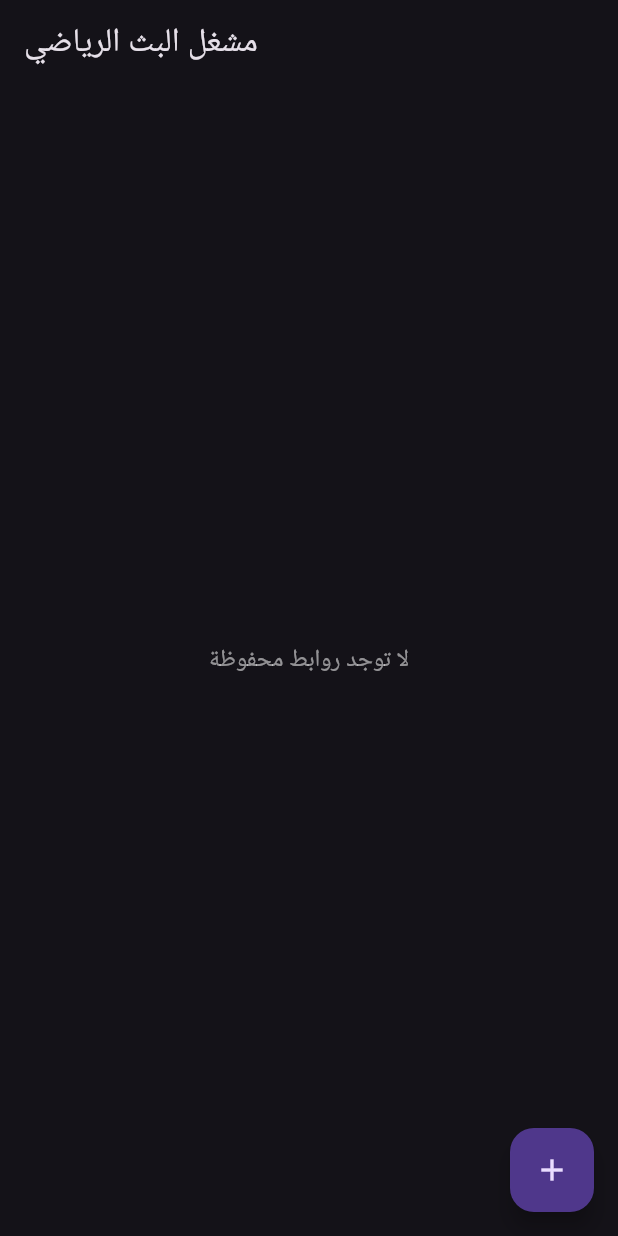
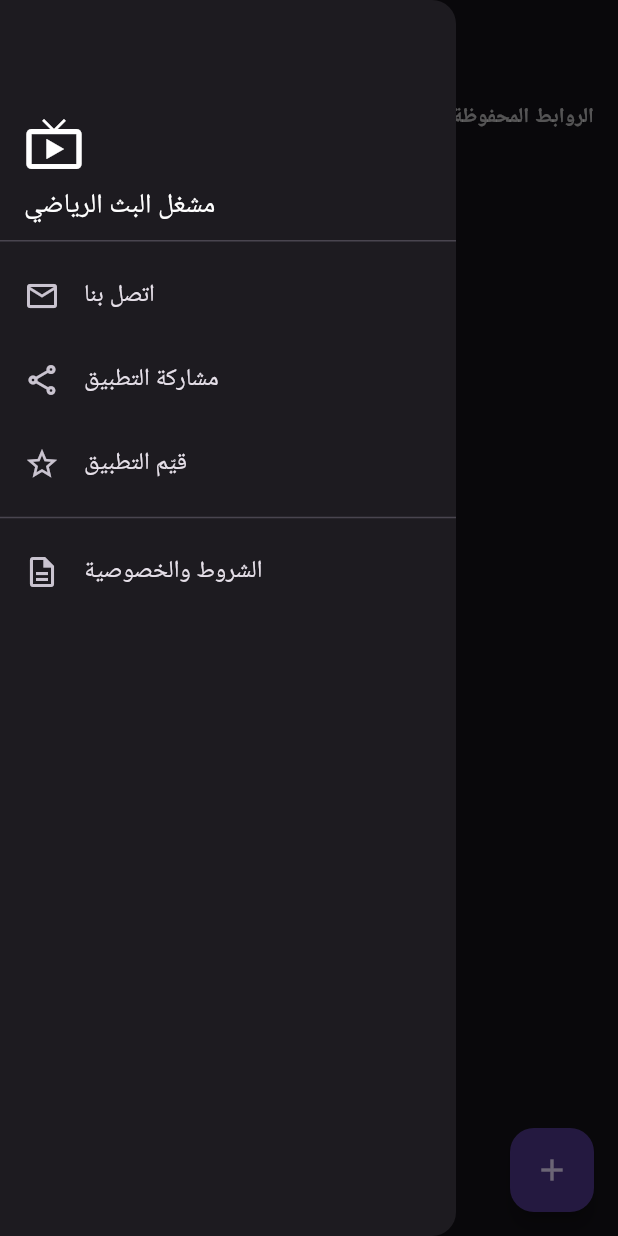
Before and after one commit to midoalhashmi-ux/sports_player, a Flutter app: the screen it shows after launch, with the side drawer open (before the commit the screen has no drawer), on a phone screen of 412 x 824 dp. Run offline on Flutter 3.47's test engine with Material 3 defaults, Android fonts, the phone set to English and light mode, and no system bars; drawn by our look-alikes of google_mobile_ads; our stand-ins replace app_links, cloud_firestore, cloud_functions, firebase_core, share_plus, shared_preferences and 2 more; missing offline and left inert: image_gallery_saver_plus, youtube_explode_dart; accounts and stored records are empty; network calls fail.

Commit message:
Add files via upload

```diff
--- a/lib/screens/home_screen.dart
+++ b/lib/screens/home_screen.dart
@@ -1,8 +1,18 @@
+import 'package:cloud_firestore/cloud_firestore.dart';
 import 'package:flutter/material.dart';
+import 'package:google_mobile_ads/google_mobile_ads.dart';
+import 'package:share_plus/share_plus.dart';
+import 'package:url_launcher/url_launcher.dart';
 
+import '../services/ad_service.dart';
 import '../services/saved_link_service.dart';
 import 'add_url_screen.dart';
+import 'contact_screen.dart';
+import 'terms_privacy_screen.dart';
 import 'watch_screen.dart';
+
+const _fallbackStoreUrl =
+    'https://play.google.com/store/apps/details?id=com.midoalhashmi.zoltrastream';
 
 class HomeScreen extends StatefulWidget {
   const HomeScreen({super.key});
@@ -14,11 +24,28 @@ class HomeScreen extends StatefulWidget {
 class _HomeScreenState extends State<HomeScreen> {
   List<SavedLink> _links = [];
   bool _loading = true;
+  String _storeUrl = _fallbackStoreUrl;
+
+  BannerAd? _bannerAd;
+  bool _bannerFailed = false;
 
   @override
   void initState() {
     super.initState();
     _reload();
+    _loadStoreUrl();
+    // تهيئة خدمة الإعلانات هنا (بدل main.dart المحمي) — آمنة الاستدعاء
+    // أكثر من مرة، وتضمن أن الإعلان البيني يكون جاهزاً غالباً قبل ما
+    // يفتح المستخدم أول قناة.
+    AdService.instance.initialize().then((_) {
+      if (mounted) _loadBanner();
+    });
+  }
+
+  @override
+  void dispose() {
+    _bannerAd?.dispose();
+    super.dispose();
   }
 
   Future<void> _reload() async {
@@ -28,6 +55,31 @@ class _HomeScreenState extends State<HomeScreen> {
       _links = links;
       _loading = false;
     });
+  }
+
+  Future<void> _loadStoreUrl() async {
+    try {
+      final snapshot = await FirebaseFirestore.instance
+          .collection('settings')
+          .doc('app')
+          .get();
+      final url = snapshot.data()?['storeUrl'] as String?;
+      if (url != null && url.isNotEmpty && mounted) {
+        setState(() => _storeUrl = url);
+      }
+    } catch (_) {
+      // نبقي على الرابط الاحتياطي
+    }
+  }
+
+  void _loadBanner() {
+    if (!AdService.instance.adsEnabled) return;
+    final ad = AdService.instance.createBannerAd(
+      onLoadFailed: () {
+        if (mounted) setState(() => _bannerFailed = true);
+      },
+    );
+    _bannerAd = ad;
   }
 
   Future<void> _openAddUrl() async {
@@ -53,13 +105,52 @@ class _HomeScreenState extends State<HomeScreen> {
     _reload();
   }
 
+  void _openContact() {
+    Navigator.of(context).push(
+      MaterialPageRoute(builder: (_) => const ContactScreen()),
+    );
+  }
+
+  void _openTermsPrivacy() {
+    Navigator.of(context).push(
+      MaterialPageRoute(builder: (_) => const TermsPrivacyScreen()),
+    );
+  }
+
+  void _shareApp() {
+    Share.share('جرّب مشغل البث الرياضي:\n$_storeUrl');
+  }
+
+  Future<void> _rateApp() async {
+    final uri = Uri.parse(_storeUrl);
+    await launchUrl(uri, mode: LaunchMode.externalApplication);
+  }
+
   @override
   Widget build(BuildContext context) {
     return Scaffold(
       appBar: AppBar(
         title: const Text('مشغل البث الرياضي'),
       ),
-      body: _loading
+      drawer: _buildDrawer(),
+      body: Column(
+        children: [
+          const Padding(
+            padding: EdgeInsets.fromLTRB(16, 12, 16, 4),
+            child: Align(
+              alignment: Alignment.centerRight,
+              child: Text(
+                'الروابط المحفوظة',
+                style: TextStyle(
+                  color: Colors.white70,
+                  fontSize: 14,
+                  fontWeight: FontWeight.w600,
+                ),
+              ),
+            ),
+          ),
+          Expanded(
+            child: _loading
                 ? const Center(child: CircularProgressIndicator())
                 : _links.isEmpty
                     ? const Center(
@@ -91,10 +182,78 @@ class _HomeScreenState extends State<HomeScreen> {
                           );
                         },
                       ),
+          ),
+          // بانر الإعلانات — في الشاشة الرئيسية فقط، لا يظهر إطلاقاً في
+          // شاشة المشاهدة.
+          if (_bannerAd != null && !_bannerFailed)
+            SizedBox(
+              width: _bannerAd!.size.width.toDouble(),
+              height: _bannerAd!.size.height.toDouble(),
+              child: AdWidget(ad: _bannerAd!),
+            ),
+        ],
+      ),
       floatingActionButton: FloatingActionButton(
         onPressed: _openAddUrl,
         child: const Icon(Icons.add),
       ),
     );
   }
+
+  Widget _buildDrawer() {
+    return Drawer(
+      child: SafeArea(
+        child: ListView(
+          padding: EdgeInsets.zero,
+          children: [
+            const DrawerHeader(
+              child: Column(
+                mainAxisAlignment: MainAxisAlignment.end,
+                crossAxisAlignment: CrossAxisAlignment.start,
+                children: [
+                  Icon(Icons.live_tv, size: 40, color: Colors.white),
+                  SizedBox(height: 8),
+                  Text('مشغل البث الرياضي',
+                      style: TextStyle(color: Colors.white, fontSize: 18)),
+                ],
+              ),
+            ),
+            ListTile(
+              leading: const Icon(Icons.mail_outline),
+              title: const Text('اتصل بنا'),
+              onTap: () {
+                Navigator.of(context).pop();
+                _openContact();
+              },
+            ),
+            ListTile(
+              leading: const Icon(Icons.share_outlined),
+              title: const Text('مشاركة التطبيق'),
+              onTap: () {
+                Navigator.of(context).pop();
+                _shareApp();
+              },
+            ),
+            ListTile(
+              leading: const Icon(Icons.star_outline),
+              title: const Text('قيّم التطبيق'),
+              onTap: () {
+                Navigator.of(context).pop();
+                _rateApp();
+              },
+            ),
+            const Divider(),
+            ListTile(
+              leading: const Icon(Icons.description_outlined),
+              title: const Text('الشروط والخصوصية'),
+              onTap: () {
+                Navigator.of(context).pop();
+                _openTermsPrivacy();
+              },
+            ),
+          ],
+        ),
+      ),
+    );
   }
+}
```
Also changed, not shown: lib/screens/contact_screen.dart (added, +100 -0 lines), lib/screens/terms_privacy_screen.dart (added, +79 -0 lines), lib/screens/watch_screen.dart (+7 -1 lines), lib/services/ad_service.dart (added, +159 -0 lines), lib/services/youtube_resolver.dart (added, +138 -0 lines), pubspec.yaml (+9 -0 lines), 1 other file. Lines whose indentation alone changed are shown as unchanged.
